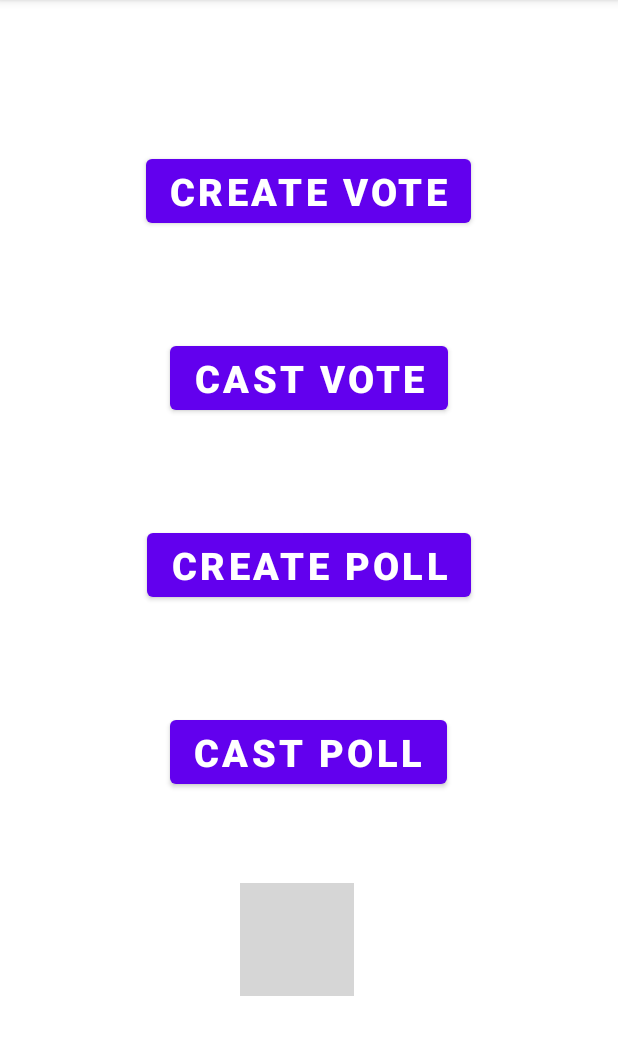
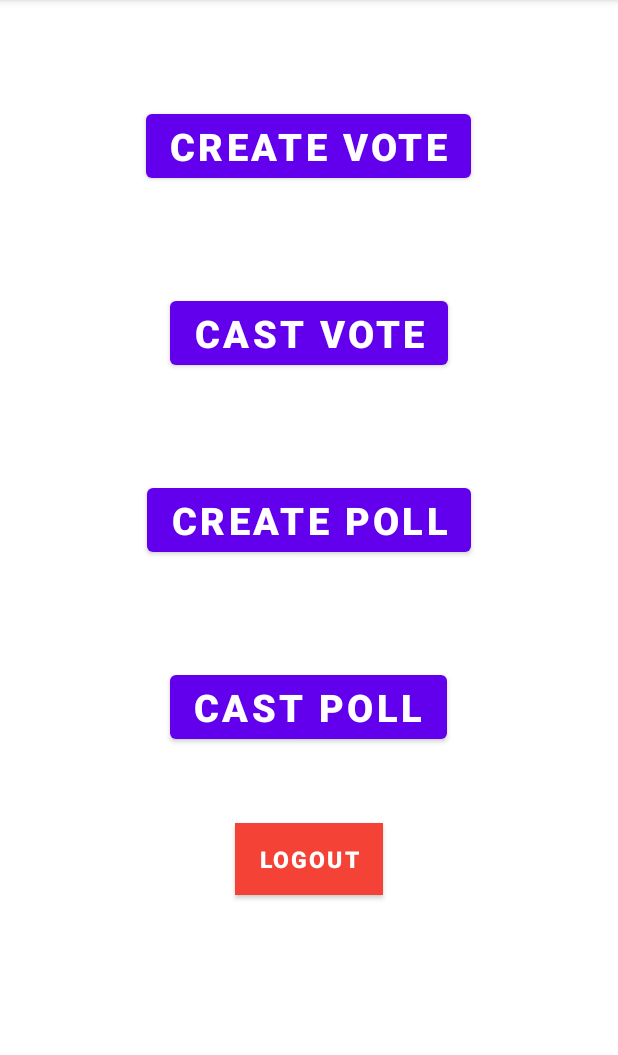
Before and after one commit to snehalgore1/Votepol, an Android app: the createActivity screen opened directly, with no data from a screen before it, on a phone screen of 412 x 824 dp, the part 84-1139 px from its top. Run offline under Robolectric (Android 15) with nearby library versions, the phone set to English and light mode, and no system bars; our stand-ins replace Firebase (no records; nobody signed in at launch, a user with empty details on screens opened directly); grey boxes are pictures that could not be loaded.

Commit message:
final logout

```diff
--- a/app/src/main/java/com/example/votepol/createActivity.java
+++ b/app/src/main/java/com/example/votepol/createActivity.java
@@ -2,13 +2,43 @@ package com.example.votepol;
 
 import androidx.appcompat.app.AppCompatActivity;
 
+import android.content.Intent;
 import android.os.Bundle;
+import android.view.View;
+import android.widget.Button;
+import android.widget.EditText;
+
+import com.google.firebase.auth.FirebaseAuth;
+import com.google.firebase.auth.FirebaseUser;
 
 public class createActivity extends AppCompatActivity {
-
+    Button createvote;
+    Button castvote;
+    Button createpoll;
+    Button castpoll;
+    Button logout;
+    FirebaseAuth firebaseAuth;
+    FirebaseUser firebaseUser;
     @Override
     protected void onCreate(Bundle savedInstanceState) {
         super.onCreate(savedInstanceState);
         setContentView(R.layout.activity_create);
+
+        createvote=findViewById(R.id.btncreatevote);
+        castvote=findViewById(R.id.btncastevote);
+        createpoll=findViewById(R.id.btncreatepoll);
+        castpoll=findViewById(R.id.btncastpoll);
+        logout=findViewById(R.id.btnlogout);
+
+        firebaseAuth=FirebaseAuth.getInstance();
+        firebaseUser=firebaseAuth.getCurrentUser();
+
+        logout.setOnClickListener(new View.OnClickListener() {
+            @Override
+            public void onClick(View v) {
+                FirebaseAuth.getInstance().signOut();
+                startActivity(new Intent(createActivity.this,MainActivity.class));
+            }
+        });
     }
 }
--- a/app/src/main/res/layout/activity_create.xml
+++ b/app/src/main/res/layout/activity_create.xml
@@ -14,7 +14,7 @@
         android:layout_width="wrap_content"
         android:layout_height="wrap_content"
         android:layout_gravity="center"
-        android:layout_marginTop="100dp"
+        android:layout_marginTop="70dp"
         android:text="CREATE VOTE"
         android:textSize="25sp"
         android:textStyle="bold">
@@ -53,13 +53,17 @@
         android:textStyle="bold">
     </Button>
 
-    <ImageButton
+    <Button
         android:id="@+id/btnlogout"
-        android:layout_width="76dp"
-        android:layout_height="75dp"
-        android:layout_marginLeft="160dp"
-        android:layout_marginTop="60dp"
-        android:src="@drawable/ic_action_name" />
+        android:layout_width="wrap_content"
+        android:layout_height="wrap_content"
+        android:layout_gravity="center"
+        android:layout_marginTop="50dp"
+        android:background="@color/teal_700"
+        android:text="LOGOUT"
+        android:textSize="15sp"
+        android:textStyle="bold"
+        app:backgroundTint="#F44336"></Button>
 
 
 </LinearLayout>
```
